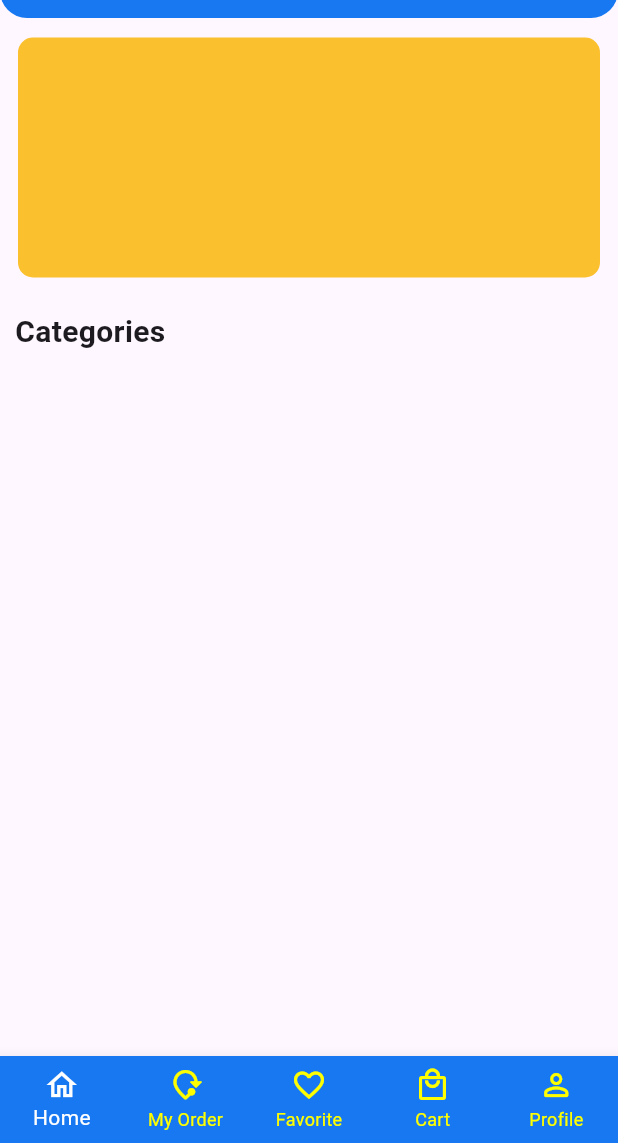
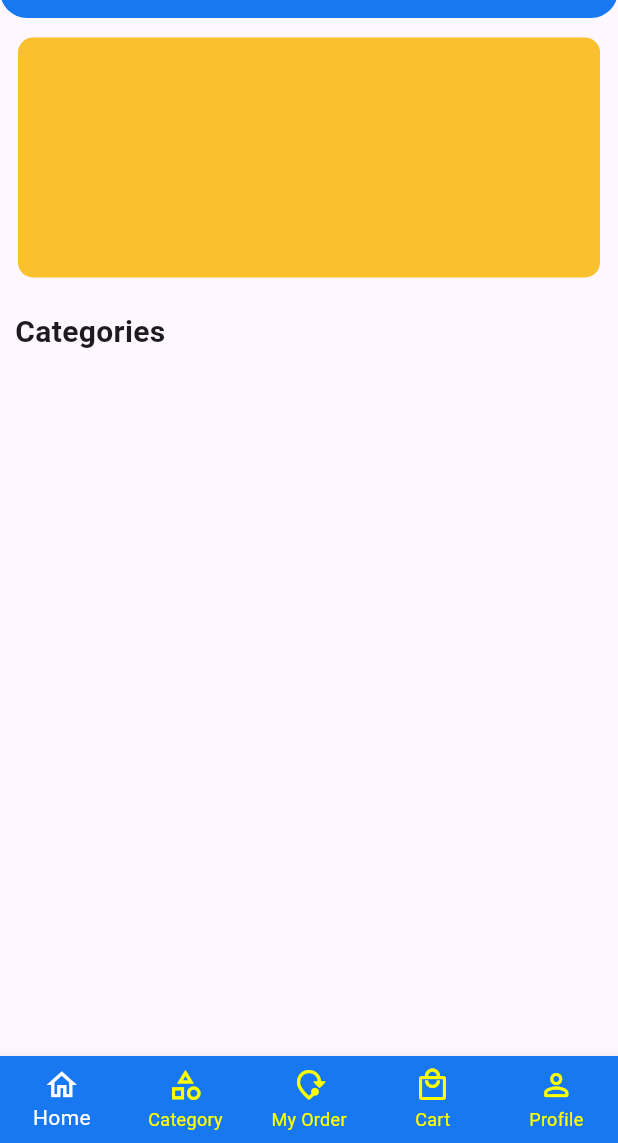
Before and after one commit to Naman-Gayakwad/vit_bazzar_app, a Flutter app: the screen it shows after launch, on a phone screen of 412 x 824 dp, the part 93-1236 px from its top. Run offline on Flutter 3.47's test engine with Material 3 defaults, Android fonts, the light colour scheme and no system bars; our stand-ins replace cloud_firestore, connectivity_plus, firebase_auth, firebase_core, firebase_storage, flutter_easyloading and 7 more; missing offline and left inert: country_state_city_picker, firebase_ui_auth; accounts and stored records are empty.

Commit message:
Refactor home screen layout and update navigation bar

```diff
--- a/lib/screens/favorites.dart
+++ /dev/null
@@ -1,17 +0,0 @@
-import 'package:flutter/material.dart';
-
-class Favorite extends StatefulWidget {
-  const Favorite({super.key});
-
-  @override
-  State<Favorite> createState() => _FavoriteState();
-}
-
-class _FavoriteState extends State<Favorite> {
-  @override
-  Widget build(BuildContext context) {
-    return const Scaffold(
-      backgroundColor: Color.fromARGB(255, 51, 238, 110),
-    );
-  }
-}
--- a/lib/screens/home.dart
+++ b/lib/screens/home.dart
@@ -12,14 +12,14 @@ class Home extends StatefulWidget {
 class _HomeState extends State<Home> {
   @override
   Widget build(BuildContext context) {
-    return  SingleChildScrollView(
+    return SingleChildScrollView(
       child: Column(
         crossAxisAlignment: CrossAxisAlignment.start,
-        children:  [
-          SizedBox(
+        children: [
+          const SizedBox(
             height: 1,
           ),
-          BannerWidget(),
+          const BannerWidget(),
           CategoryText(),
         ],
       ),
--- a/lib/screens/mainpage.dart
+++ b/lib/screens/mainpage.dart
@@ -1,6 +1,6 @@
 import 'package:flutter/material.dart';
 import 'package:vit_bazzar_app/screens/cart.dart';
-import 'package:vit_bazzar_app/screens/favorites.dart';
+import 'package:vit_bazzar_app/screens/categoryscreen.dart';
 import 'package:vit_bazzar_app/screens/home.dart';
 import 'package:vit_bazzar_app/screens/myorder.dart';
 import 'package:vit_bazzar_app/screens/profile.dart';
@@ -16,8 +16,8 @@ class MainPage extends StatefulWidget {
 class _MainPageState extends State<MainPage> {
   List pages = const [
     Home(),
+    CategoryScreen(),
     MyOrder(),
-    Favorite(),
     Cart(),
     Profile(),
   ];
@@ -36,26 +36,23 @@ class _MainPageState extends State<MainPage> {
       child: SafeArea(
         child: Scaffold(
           appBar: AppBar(
-
             centerTitle: true,
             bottom: const PreferredSize(
               preferredSize: Size.fromHeight(18),
               child: Padding(
-                padding:  EdgeInsets.fromLTRB(18, 13, 18, 12),
-
+                padding: EdgeInsets.fromLTRB(18, 13, 18, 12),
                 child: TextField(
-
                   decoration: InputDecoration(
                       hintText: 'Search in vit.bazzar.in',
                       prefixIcon: Icon(Icons.search),
-                      suffixIcon: Icon(Icons.keyboard_voice_outlined),// mic_none_rounded
+                      suffixIcon: Icon(
+                          Icons.keyboard_voice_outlined), // mic_none_rounded
                       border: UnderlineInputBorder(
                           borderRadius: BorderRadius.all(
                         Radius.circular(40),
                       )),
                       filled: true,
-                      fillColor: Colors.white
-                    ),
+                      fillColor: Colors.white),
                 ),
               ),
             ),
@@ -65,9 +62,7 @@ class _MainPageState extends State<MainPage> {
                 borderRadius: BorderRadius.only(
               bottomLeft: Radius.circular(18),
               bottomRight: Radius.circular(18),
-              )
-            ),
-
+            )),
           ),
           body: widget.tapIndex == null
               ? pages[currentIndex]
@@ -75,7 +70,6 @@ class _MainPageState extends State<MainPage> {
           bottomNavigationBar: widget.tapIndex == 5
               ? null
               : BottomNavigationBar(
-
                   onTap: _onTap,
                   currentIndex:
                       widget.tapIndex == null ? currentIndex : widget.tapIndex!,
@@ -84,24 +78,35 @@ class _MainPageState extends State<MainPage> {
                   showSelectedLabels: true,
                   showUnselectedLabels: true,
                   type: BottomNavigationBarType.fixed,
-
-                backgroundColor:Color(0xFF1778F2) ,
+                  backgroundColor: Color(0xFF1778F2),
                   items: const [
                     BottomNavigationBarItem(
-                    label:"Home",icon:Icon(Icons.home_outlined),backgroundColor: Color(0xFF1778F2),),
+                      label: "Home",
+                      icon: Icon(Icons.home_outlined),
+                      backgroundColor: Color(0xFF1778F2),
+                    ),
                     BottomNavigationBarItem(
-                    label:"My Order",icon:Icon(Icons.mode_of_travel_rounded),backgroundColor: Color(0xFF1778F2),),
+                      label: "Category",
+                      icon: Icon(Icons.category_outlined),
+                      backgroundColor: Color(0xFF1778F2),
+                    ),
                     BottomNavigationBarItem(
-                    label:"Favorite",icon:Icon(Icons.favorite_border_outlined),backgroundColor: Color(0xFF1778F2),),
+                      label: "My Order",
+                      icon: Icon(Icons.mode_of_travel_rounded),
+                      backgroundColor: Color(0xFF1778F2),
+                    ),
                     BottomNavigationBarItem(
-                    label:"Cart",icon:Icon(Icons.local_mall_outlined),backgroundColor: Color(0xFF1778F2),),//local_grocery_store_outlined, shopping_bag_outlined
+                      label: "Cart",
+                      icon: Icon(Icons.local_mall_outlined),
+                      backgroundColor: Color(0xFF1778F2),
+                    ), //local_grocery_store_outlined, shopping_bag_outlined
                     BottomNavigationBarItem(
-                    label:"Profile",icon:Icon(Icons.person_outline_rounded),backgroundColor: Color(0xFF1778F2),), // account_circle_outlined
+                      label: "Profile",
+                      icon: Icon(Icons.person_outline_rounded),
+                      backgroundColor: Color(0xFF1778F2),
+                    ), // account_circle_outlined
                   ],
-
-
                 ),
-
         ),
       ),
     );
```
Also changed, not shown: lib/screens/categoryscreen.dart (added, +65 -0 lines), lib/screens/login.dart (+26 -33 lines). Lines whose indentation alone changed are shown as unchanged.
